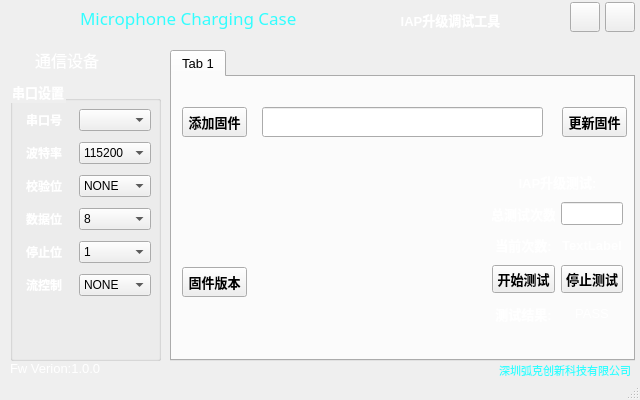
Qt form Microphone_Case_Upgrade/mainwindow.ui (szhj123/Microphone_Case_CS32F031) before a commit.
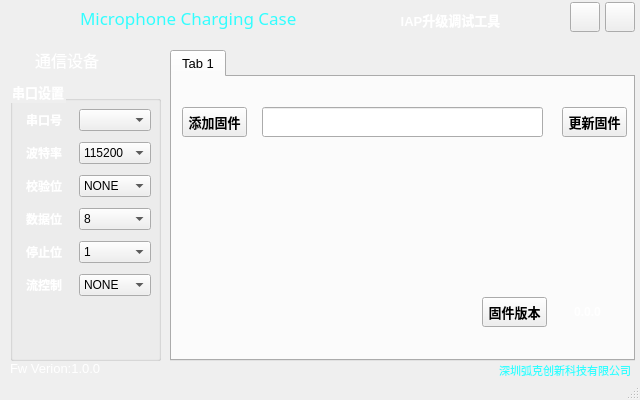
The same form after that commit. Custom widgets are drawn as their Qt base class.

```diff
--- a/Microphone_Case_Upgrade/mainwindow.ui
+++ b/Microphone_Case_Upgrade/mainwindow.ui
@@ -465,8 +465,8 @@
      <widget class="QPushButton" name="pushButton_3">
       <property name="geometry">
        <rect>
-        <x>10</x>
-        <y>190</y>
+        <x>310</x>
+        <y>220</y>
         <width>65</width>
         <height>30</height>
        </rect>
@@ -478,177 +478,46 @@
      <widget class="QLabel" name="label_6">
       <property name="geometry">
        <rect>
-        <x>10</x>
-        <y>230</y>
-        <width>65</width>
+        <x>380</x>
+        <y>220</y>
+        <width>71</width>
         <height>30</height>
        </rect>
+      </property>
+      <property name="styleSheet">
+       <string notr="true">color: rgb(255, 255, 255);</string>
+      </property>
+      <property name="text">
+       <string>0.0.0</string>
+      </property>
+      <property name="alignment">
+       <set>Qt::AlignCenter</set>
+      </property>
+     </widget>
+     <widget class="QLabel" name="label_13">
+      <property name="geometry">
+       <rect>
+        <x>400</x>
+        <y>150</y>
+        <width>51</width>
+        <height>21</height>
+       </rect>
+      </property>
+      <property name="font">
+       <font>
+        <family>Microsoft YaHei UI</family>
+        <pointsize>10</pointsize>
+       </font>
+      </property>
+      <property name="styleSheet">
+       <string notr="true">color: rgb(255, 255, 255);</string>
       </property>
       <property name="text">
        <string/>
       </property>
-     </widget>
-     <widget class="QWidget" name="gridLayoutWidget_2">
-      <property name="geometry">
-       <rect>
-        <x>320</x>
-        <y>90</y>
-        <width>131</width>
-        <height>161</height>
-       </rect>
+      <property name="alignment">
+       <set>Qt::AlignCenter</set>
       </property>
-      <layout class="QGridLayout" name="gridLayout_2">
-       <property name="sizeConstraint">
-        <enum>QLayout::SetDefaultConstraint</enum>
-       </property>
-       <property name="rightMargin">
-        <number>0</number>
-       </property>
-       <item row="2" column="0">
-        <widget class="QLabel" name="label_11">
-         <property name="font">
-          <font>
-           <family>Microsoft YaHei UI</family>
-           <pointsize>10</pointsize>
-          </font>
-         </property>
-         <property name="styleSheet">
-          <string notr="true">color: rgb(255, 255, 255);</string>
-         </property>
-         <property name="text">
-          <string>当前次数:</string>
-         </property>
-         <property name="alignment">
-          <set>Qt::AlignCenter</set>
-         </property>
-        </widget>
-       </item>
-       <item row="4" column="1">
-        <widget class="QLabel" name="label_10">
-         <property name="font">
-          <font>
-           <family>Microsoft YaHei UI</family>
-           <pointsize>10</pointsize>
-           <weight>50</weight>
-           <bold>false</bold>
-          </font>
-         </property>
-         <property name="styleSheet">
-          <string notr="true">color: rgb(255, 255, 255);</string>
-         </property>
-         <property name="text">
-          <string>PASS</string>
-         </property>
-         <property name="alignment">
-          <set>Qt::AlignCenter</set>
-         </property>
-        </widget>
-       </item>
-       <item row="3" column="0">
-        <widget class="QPushButton" name="pushButton_4">
-         <property name="font">
-          <font>
-           <family>Microsoft JhengHei UI</family>
-           <pointsize>10</pointsize>
-           <weight>75</weight>
-           <bold>true</bold>
-          </font>
-         </property>
-         <property name="text">
-          <string>开始测试</string>
-         </property>
-        </widget>
-       </item>
-       <item row="0" column="0" colspan="2">
-        <widget class="QLabel" name="label_7">
-         <property name="font">
-          <font>
-           <family>Microsoft JhengHei UI</family>
-           <pointsize>10</pointsize>
-           <weight>75</weight>
-           <bold>true</bold>
-          </font>
-         </property>
-         <property name="styleSheet">
-          <string notr="true">color: rgb(255, 255, 255);</string>
-         </property>
-         <property name="text">
-          <string>IAP升级测试:</string>
-         </property>
-         <property name="alignment">
-          <set>Qt::AlignCenter</set>
-         </property>
-        </widget>
-       </item>
-       <item row="2" column="1">
-        <widget class="QLabel" name="label_13">
-         <property name="font">
-          <font>
-           <pointsize>10</pointsize>
-          </font>
-         </property>
-         <property name="styleSheet">
-          <string notr="true">color: rgb(255, 255, 255);</string>
-         </property>
-         <property name="text">
-          <string>TextLabel</string>
-         </property>
-         <property name="alignment">
-          <set>Qt::AlignCenter</set>
-         </property>
-        </widget>
-       </item>
-       <item row="3" column="1">
-        <widget class="QPushButton" name="pushButton_5">
-         <property name="text">
-          <string>停止测试</string>
-         </property>
-        </widget>
-       </item>
-       <item row="1" column="0">
-        <widget class="QLabel" name="label_8">
-         <property name="font">
-          <font>
-           <family>Microsoft YaHei UI</family>
-           <pointsize>10</pointsize>
-          </font>
-         </property>
-         <property name="styleSheet">
-          <string notr="true">color: rgb(255, 255, 255);</string>
-         </property>
-         <property name="text">
-          <string>总测试次数</string>
-         </property>
-         <property name="alignment">
-          <set>Qt::AlignCenter</set>
-         </property>
-        </widget>
-       </item>
-       <item row="4" column="0">
-        <widget class="QLabel" name="label_9">
-         <property name="font">
-          <font>
-           <family>Microsoft JhengHei UI</family>
-           <pointsize>10</pointsize>
-           <weight>75</weight>
-           <bold>true</bold>
-          </font>
-         </property>
-         <property name="styleSheet">
-          <string notr="true">color: rgb(255, 255, 255);</string>
-         </property>
-         <property name="text">
-          <string>测试结果:</string>
-         </property>
-         <property name="alignment">
-          <set>Qt::AlignCenter</set>
-         </property>
-        </widget>
-       </item>
-       <item row="1" column="1">
-        <widget class="QLineEdit" name="lineEdit_2"/>
-       </item>
-      </layout>
      </widget>
     </widget>
    </widget>
```
Left out of the diff: 14 changed lines with no effect on the pictures.
